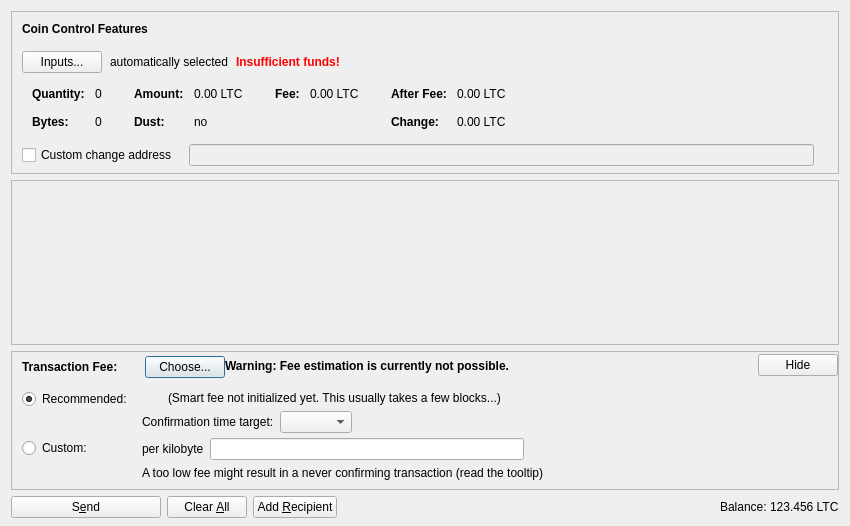
This is src/qt/forms/sendcoinsdialog.ui in jcooper036/garrycoin as Qt 5 draws it before an edit. The edited form follows.
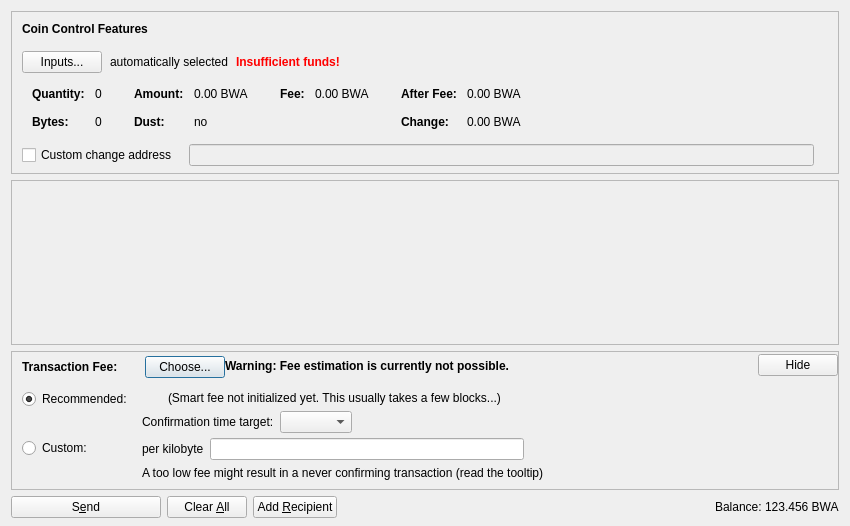
This is the edited form. Icons and pictures are not drawn. Custom widgets are drawn as their Qt base class.

Patch:
```diff
--- a/src/qt/forms/sendcoinsdialog.ui
+++ b/src/qt/forms/sendcoinsdialog.ui
@@ -324,7 +324,7 @@
                   <enum>Qt::ActionsContextMenu</enum>
                  </property>
                  <property name="text">
-                  <string notr="true">0.00 LTC</string>
+                  <string notr="true">0.00 BWA</string>
                  </property>
                  <property name="textInteractionFlags">
                   <set>Qt::LinksAccessibleByMouse|Qt::TextSelectableByKeyboard|Qt::TextSelectableByMouse</set>
@@ -404,7 +404,7 @@
                   <enum>Qt::ActionsContextMenu</enum>
                  </property>
                  <property name="text">
-                  <string notr="true">0.00 LTC</string>
+                  <string notr="true">0.00 BWA</string>
                  </property>
                  <property name="textInteractionFlags">
                   <set>Qt::LinksAccessibleByMouse|Qt::TextSelectableByKeyboard|Qt::TextSelectableByMouse</set>
@@ -455,7 +455,7 @@
                   <enum>Qt::ActionsContextMenu</enum>
                  </property>
                  <property name="text">
-                  <string notr="true">0.00 LTC</string>
+                  <string notr="true">0.00 BWA</string>
                  </property>
                  <property name="textInteractionFlags">
                   <set>Qt::LinksAccessibleByMouse|Qt::TextSelectableByKeyboard|Qt::TextSelectableByMouse</set>
@@ -484,7 +484,7 @@
                   <enum>Qt::ActionsContextMenu</enum>
                  </property>
                  <property name="text">
-                  <string notr="true">0.00 LTC</string>
+                  <string notr="true">0.00 BWA</string>
                  </property>
                  <property name="textInteractionFlags">
                   <set>Qt::LinksAccessibleByMouse|Qt::TextSelectableByKeyboard|Qt::TextSelectableByMouse</set>
@@ -1204,7 +1204,7 @@
           <cursorShape>IBeamCursor</cursorShape>
          </property>
          <property name="text">
-          <string notr="true">123.456 LTC</string>
+          <string notr="true">123.456 BWA</string>
          </property>
          <property name="textInteractionFlags">
           <set>Qt::LinksAccessibleByMouse|Qt::TextSelectableByKeyboard|Qt::TextSelectableByMouse</set>
```
Left out of the diff: 2 changed lines with no effect on the pictures.
